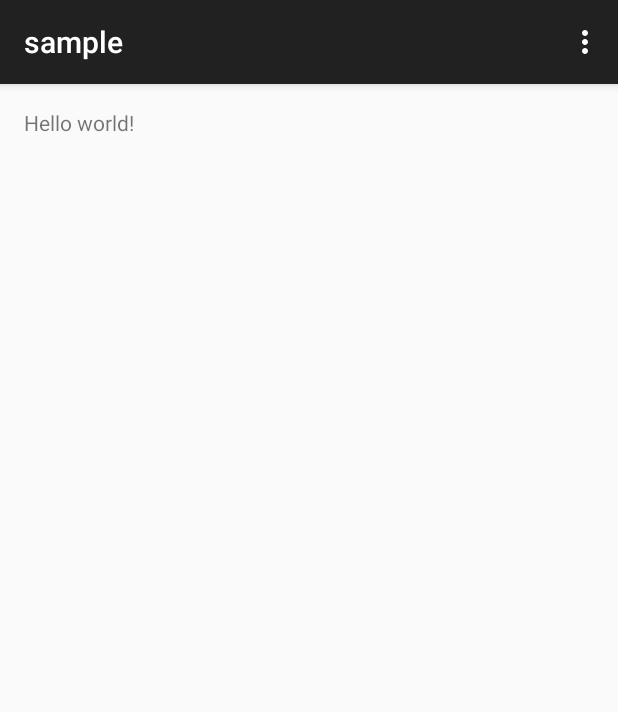
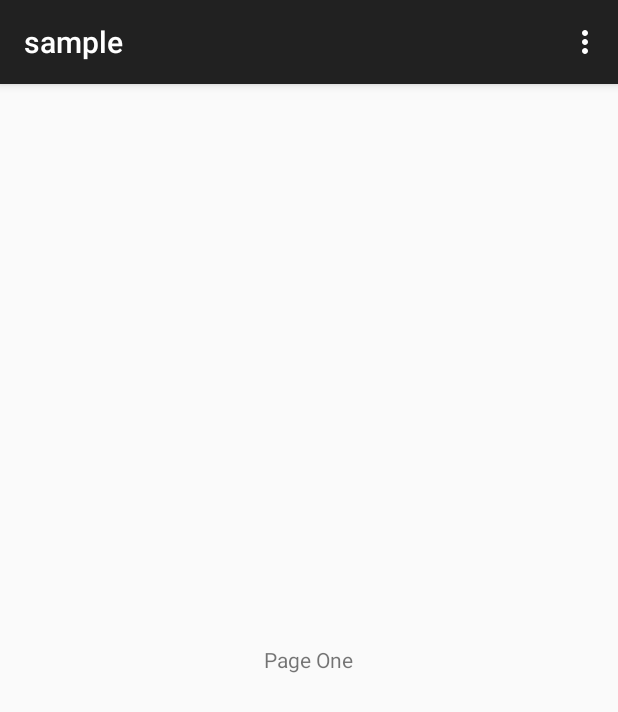
Before and after one commit to freezy/android-swipewizard, an Android app: the screen it shows after launch (MainActivity), on a phone screen of 412 x 824 dp. Shown: the top 712 px of the screen. Run offline under Robolectric (Android 15) with nearby library versions, the phone set to English and light mode, and no system bars.

```diff
--- /dev/null
+++ b/library/src/main/java/ch/neh/android/swipepager/WizardStepFragment.java
@@ -0,0 +1,55 @@
+package ch.neh.android.swipepager;
+
+import android.os.Bundle;
+import android.support.annotation.LayoutRes;
+
+public abstract class WizardStepFragment extends RelativePagerFragment {
+
+	protected final static int STATUS_ENABLED = 0x01;
+	protected final static int STATUS_DISABLED = 0x02;
+	protected final static int STATUS_GONE = 0x03;
+
+	protected WizardStepFragment(@LayoutRes int layout) {
+		super(layout);
+	}
+
+	/**
+	 * Indicates whether a page has a next page.
+	 * @return one of: STATUS_ENABLED, STATUS_DISABLED or STATUS_GONE.
+	 */
+	protected abstract int hasNextButton();
+
+	/**
+	 * Indicates whether a page has a previous page.
+	 * @return one of: STATUS_ENABLED, STATUS_DISABLED or STATUS_GONE.
+	 */
+	protected abstract int hasPrevButton();
+
+	@Override
+	public void onCreate(Bundle savedInstanceState) {
+		super.onCreate(savedInstanceState);
+		setHasOptionsMenu(true);
+	}
+
+	@Override
+	public boolean hasNext() {
+		return hasNextButton() == STATUS_ENABLED;
+	}
+
+	@Override
+	public boolean hasPrev() {
+		return hasPrevButton() == STATUS_ENABLED;
+	}
+
+	public boolean isLast() {
+		return false;
+	}
+
+	public int getNextButtonLabel() {
+		return R.string.next;
+	}
+
+	public int getPrevButtonLabel() {
+		return R.string.previous;
+	}
+}
--- a/library/src/main/res/values/strings.xml
+++ b/library/src/main/res/values/strings.xml
@@ -1,3 +1,5 @@
 <resources>
 	<string name="app_name">library</string>
+	<string name="next">Next</string>
+	<string name="previous">Previous</string>
 </resources>
--- a/sample/build.gradle
+++ b/sample/build.gradle
@@ -23,4 +23,5 @@ dependencies {
 	compile fileTree(dir: 'libs', include: ['*.jar'])
 	testCompile 'junit:junit:4.12'
 	compile 'com.android.support:appcompat-v7:23.0.0'
+	compile project(':library')
 }
--- a/sample/src/main/java/ch/neh/android/swipepager/sample/MainActivity.java
+++ b/sample/src/main/java/ch/neh/android/swipepager/sample/MainActivity.java
@@ -1,16 +1,34 @@
 package ch.neh.android.swipepager.sample;
 
+import android.os.Bundle;
+import android.support.v4.app.Fragment;
 import android.support.v7.app.AppCompatActivity;
-import android.os.Bundle;
 import android.view.Menu;
 import android.view.MenuItem;
 
-public class MainActivity extends AppCompatActivity {
+import ch.neh.android.swipepager.FragmentStateManager;
+import ch.neh.android.swipepager.RelativePagerAdapter;
+import ch.neh.android.swipepager.RelativeViewPager;
+
+public class MainActivity extends AppCompatActivity implements FragmentStateManager.FragmentStateManageable {
+
+
+	private RelativePagerAdapter mAdapter;
+	private RelativeViewPager mPager;
+	private FragmentStateManager mFragmentStateManager;
 
 	@Override
 	protected void onCreate(Bundle savedInstanceState) {
 		super.onCreate(savedInstanceState);
 		setContentView(R.layout.activity_main);
+
+		mPager = (RelativeViewPager)findViewById(R.id.pager);
+		mAdapter = new RelativePagerAdapter(getSupportFragmentManager(), getFragmentStateManager());
+		final Fragment firstPage = getFragmentStateManager().getFragment(WizardPage1Fragment.class);
+		mAdapter.setInitialFragment((WizardPage1Fragment)firstPage);
+
+		// init pager
+		mPager.setAdapter(mAdapter);
 	}
 
 	@Override
@@ -34,4 +52,12 @@ public class MainActivity extends AppCompatActivity {
 
 		return super.onOptionsItemSelected(item);
 	}
+
+	@Override
+	public FragmentStateManager getFragmentStateManager() {
+		if (mFragmentStateManager == null) {
+			mFragmentStateManager = new FragmentStateManager();
+		}
+		return mFragmentStateManager;
+	}
 }
--- /dev/null
+++ b/sample/src/main/java/ch/neh/android/swipepager/sample/WizardPage1Fragment.java
@@ -0,0 +1,32 @@
+package ch.neh.android.swipepager.sample;
+
+import ch.neh.android.swipepager.FragmentStateManager;
+import ch.neh.android.swipepager.RelativePagerFragment;
+import ch.neh.android.swipepager.WizardStepFragment;
+
+public class WizardPage1Fragment extends WizardStepFragment {
+
+	public WizardPage1Fragment() {
+		super(R.layout.fragment_wizard_1);
+	}
+
+	@Override
+	protected int hasNextButton() {
+		return STATUS_ENABLED;
+	}
+
+	@Override
+	protected int hasPrevButton() {
+		return STATUS_GONE;
+	}
+
+	@Override
+	public RelativePagerFragment getNext(FragmentStateManager fsm) {
+		return fsm.getFragment(WizardPage2Fragment.class);
+	}
+
+	@Override
+	public RelativePagerFragment getPrev(FragmentStateManager fsm) {
+		return null; // first step has no previous.
+	}
+}
--- /dev/null
+++ b/sample/src/main/java/ch/neh/android/swipepager/sample/WizardPage2Fragment.java
@@ -0,0 +1,32 @@
+package ch.neh.android.swipepager.sample;
+
+import ch.neh.android.swipepager.FragmentStateManager;
+import ch.neh.android.swipepager.RelativePagerFragment;
+import ch.neh.android.swipepager.WizardStepFragment;
+
+public class WizardPage2Fragment extends WizardStepFragment {
+
+	public WizardPage2Fragment() {
+		super(R.layout.fragment_wizard_2);
+	}
+
+	@Override
+	protected int hasNextButton() {
+		return STATUS_DISABLED;
+	}
+
+	@Override
+	protected int hasPrevButton() {
+		return STATUS_ENABLED;
+	}
+
+	@Override
+	public RelativePagerFragment getNext(FragmentStateManager fsm) {
+		return null;
+	}
+
+	@Override
+	public RelativePagerFragment getPrev(FragmentStateManager fsm) {
+		return fsm.getFragment(WizardPage1Fragment.class);
+	}
+}
--- a/sample/src/main/res/layout/activity_main.xml
+++ b/sample/src/main/res/layout/activity_main.xml
@@ -8,9 +8,10 @@
 				android:paddingBottom="@dimen/activity_vertical_margin"
 				tools:context=".MainActivity">
 
-	<TextView
-		android:text="@string/hello_world"
-		android:layout_width="wrap_content"
-		android:layout_height="wrap_content"/>
+	<ch.neh.android.swipepager.RelativeViewPager
+		android:id="@+id/pager"
+		android:layout_width="match_parent"
+		android:layout_height="match_parent"
+		android:layout_alignParentTop="true"/>
 
 </RelativeLayout>
--- /dev/null
+++ b/sample/src/main/res/layout/fragment_wizard_1.xml
@@ -0,0 +1,15 @@
+<?xml version="1.0" encoding="utf-8"?>
+<RelativeLayout
+	xmlns:android="http://schemas.android.com/apk/res/android"
+	android:layout_width="match_parent"
+	android:layout_height="match_parent">
+
+	<TextView
+		android:id="@+id/textView"
+		android:layout_width="wrap_content"
+		android:layout_height="wrap_content"
+		android:text="@string/page_one"
+		android:layout_centerVertical="true"
+		android:layout_centerHorizontal="true"/>
+
+</RelativeLayout>
--- a/sample/src/main/res/values/strings.xml
+++ b/sample/src/main/res/values/strings.xml
@@ -3,4 +3,6 @@
 
 	<string name="hello_world">Hello world!</string>
 	<string name="action_settings">Settings</string>
+	<string name="page_one">Page One</string>
+	<string name="page_two">Page Two</string>
 </resources>
```
Also changed, not shown: sample/src/main/res/layout/fragment_wizard_2.xml (added, +15 -0 lines), 1 other file.
